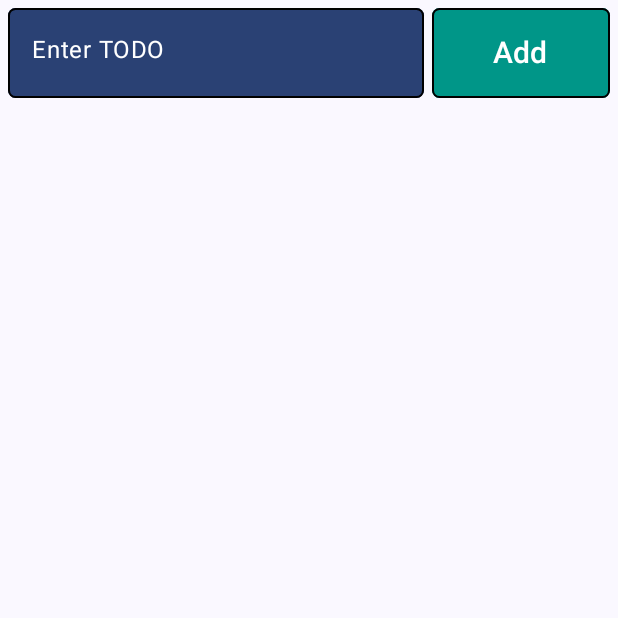
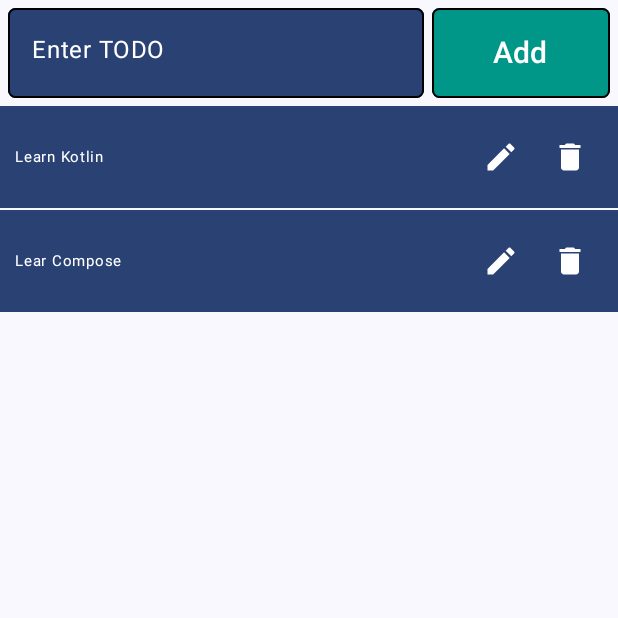
Before and after one commit to ddofka/TODOList-Jetpack-Compose, an Android app built with Jetpack Compose: the screen it shows after launch (MainActivity), on a phone screen of 412 x 824 dp, the top half of it. Run offline under Robolectric (Android 15) with nearby library versions, the phone set to English and light mode, and no system bars.

Commit message:
feat(list): added LazyColumn with dummy data

```diff
--- a/app/src/main/java/com/varforge/todolist/MainActivity.kt
+++ b/app/src/main/java/com/varforge/todolist/MainActivity.kt
@@ -7,6 +7,7 @@ import androidx.activity.compose.setContent
 import androidx.activity.enableEdgeToEdge
 import androidx.compose.foundation.BorderStroke
 import androidx.compose.foundation.border
+import androidx.compose.foundation.layout.Arrangement
 import androidx.compose.foundation.layout.Column
 import androidx.compose.foundation.layout.Row
 import androidx.compose.foundation.layout.Spacer
@@ -16,15 +17,24 @@ import androidx.compose.foundation.layout.fillMaxWidth
 import androidx.compose.foundation.layout.height
 import androidx.compose.foundation.layout.padding
 import androidx.compose.foundation.layout.width
+import androidx.compose.foundation.lazy.LazyColumn
 import androidx.compose.foundation.shape.RoundedCornerShape
+import androidx.compose.material.icons.Icons
+import androidx.compose.material.icons.filled.Delete
+import androidx.compose.material.icons.filled.Edit
 import androidx.compose.material3.Button
 import androidx.compose.material3.ButtonDefaults
+import androidx.compose.material3.Card
+import androidx.compose.material3.CardDefaults
+import androidx.compose.material3.Icon
+import androidx.compose.material3.IconButton
 import androidx.compose.material3.MaterialTheme
 import androidx.compose.material3.Scaffold
 import androidx.compose.material3.Text
 import androidx.compose.material3.TextField
 import androidx.compose.material3.TextFieldDefaults
 import androidx.compose.runtime.Composable
+import androidx.compose.runtime.mutableStateListOf
 import androidx.compose.runtime.mutableStateOf
 import androidx.compose.runtime.remember
 import androidx.compose.ui.Alignment
@@ -33,6 +43,7 @@ import androidx.compose.ui.graphics.Color
 import androidx.compose.ui.res.colorResource
 import androidx.compose.ui.text.TextStyle
 import androidx.compose.ui.text.style.TextAlign
+import androidx.compose.ui.text.style.TextOverflow
 import androidx.compose.ui.tooling.preview.Preview
 import androidx.compose.ui.unit.dp
 import androidx.compose.ui.unit.sp
@@ -60,6 +71,10 @@ fun MainPage(modifier: Modifier = Modifier) {
     val todoName = remember {
         mutableStateOf("")
     }
+    val itemList = remember {
+        mutableStateListOf("Learn Kotlin","Lear Compose")
+    }
+
     // modifier = modifier instead of modifier = Modifier,
     // as "modifier" is passed from scaffold so we can use it
     Column(modifier = modifier.fillMaxSize()) {
@@ -113,6 +128,55 @@ fun MainPage(modifier: Modifier = Modifier) {
 
         }
 
+        LazyColumn{
+
+            items(
+                count = itemList.size,
+                itemContent = {index->
+
+                    val item = itemList[index]
+
+                    Card(
+                        modifier = Modifier
+                        .fillMaxWidth()
+                        .padding(bottom = 1.dp),
+                        colors = CardDefaults.cardColors(
+                            containerColor = MaterialTheme.colorScheme.primary,
+                            contentColor = Color.White
+                        ),
+                        shape = RoundedCornerShape(0.dp)
+                    ) {
+                        Row(
+                            modifier = Modifier.fillMaxWidth().padding(10.dp),
+                            verticalAlignment = Alignment.CenterVertically,
+                            horizontalArrangement = Arrangement.SpaceBetween
+                            ){
+                            Text(
+                                text = item,
+                                color = Color.White,
+                                fontSize = 10.sp,
+                                maxLines = 2,
+                                overflow = TextOverflow.Ellipsis,
+                                modifier = Modifier.width(300.dp)
+                                )
+
+                            Row() {
+                                IconButton(onClick = {}) {
+                                    Icon(Icons.Filled.Edit, contentDescription = "edit", tint = Color.White)
+                                }
+
+                                IconButton(onClick = {}) {
+                                    Icon(Icons.Filled.Delete, contentDescription = "delete", tint = Color.White)
+                                }
+                            }
+                        }
+                    }
+
+                }
+            )
+
+        }
+
     }
 
 }
```
Also changed, not shown: settings.gradle.kts (added, +23 -0 lines), 6 other files.
